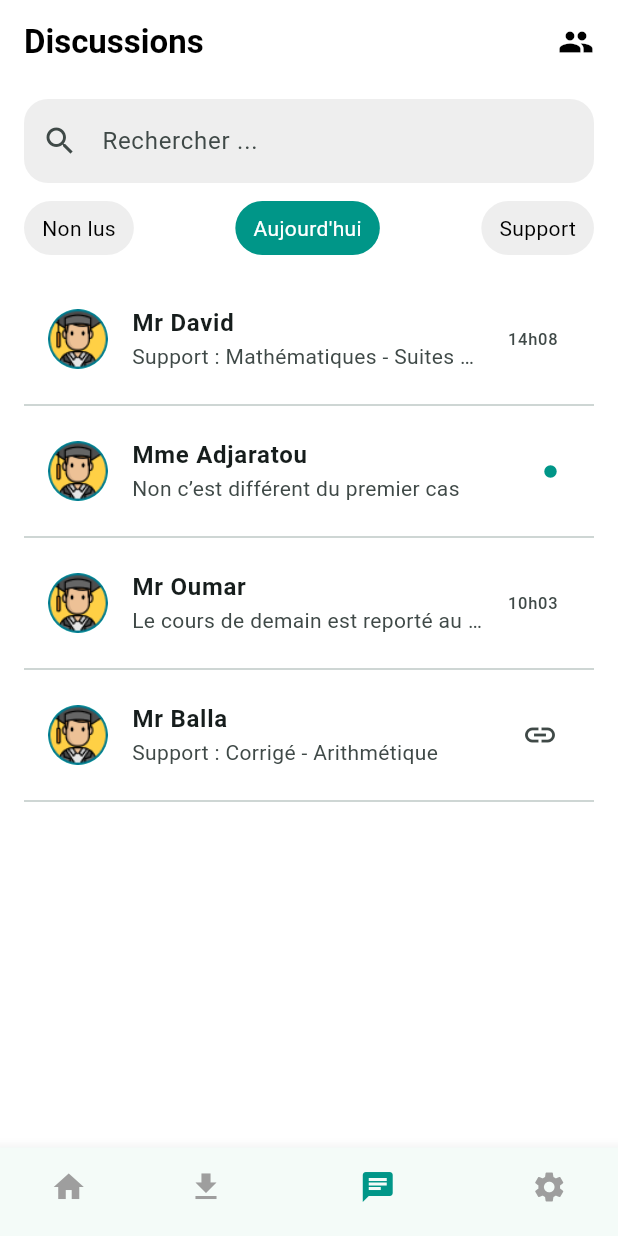
After one commit to NdiayeSeydou/donko_flutter, a Flutter app: the DiscussionScreen screen opened by its route, after a tap on the "arrow back" icon, on a phone screen of 412 x 824 dp. The commit adds this screen. Run offline on Flutter 3.47's test engine with Material 3 defaults, Android fonts, the light colour scheme and no system bars; our stand-ins replace image_picker; missing offline and left inert: flutter_pdfview.

Commit message:
page accueil,telechargement,message et parametre

```diff
--- /dev/null
+++ b/lib/accueil/discussion_screen.dart
@@ -0,0 +1,118 @@
+import 'package:flutter/material.dart';
+
+class DiscussionScreen extends StatelessWidget {
+  const DiscussionScreen({super.key});
+
+  @override
+  Widget build(BuildContext context) {
+    return Scaffold(
+      backgroundColor: Colors.white,
+      appBar: AppBar(
+        elevation: 0,
+        backgroundColor: Colors.white,
+        title: const Text("Discussions", style: TextStyle(color: Colors.black, fontWeight: FontWeight.bold)),
+        actions: const [
+          Padding(
+            padding: EdgeInsets.only(right: 16),
+            child: Icon(Icons.group, color: Colors.black),
+          )
+        ],
+        automaticallyImplyLeading: false,
+      ),
+      body: Padding(
+        padding: const EdgeInsets.symmetric(horizontal: 16),
+        child: Column(
+          children: [
+            const SizedBox(height: 10),
+            TextField(
+              decoration: InputDecoration(
+                hintText: "Rechercher ...",
+                prefixIcon: const Icon(Icons.search),
+                filled: true,
+                fillColor: Colors.grey[200],
+                border: OutlineInputBorder(
+                  borderRadius: BorderRadius.circular(16),
+                  borderSide: BorderSide.none,
+                ),
+              ),
+            ),
+            const SizedBox(height: 12),
+            Row(
+              mainAxisAlignment: MainAxisAlignment.spaceBetween,
+              children: [
+                _buildFilterChip("Non lus", false),
+                _buildFilterChip("Aujourd'hui", true),
+                _buildFilterChip("Support", false),
+              ],
+            ),
+            const SizedBox(height: 20),
+            Expanded(
+              child: ListView(
+                children: [
+                  _buildMessageTile("Mr David", "Support : Mathématiques - Suites numériques", "14h08"),
+                  _buildMessageTile("Mme Adjaratou", "Non c’est différent du premier cas", "13h05", unread: true),
+                  _buildMessageTile("Mr Oumar", "Le cours de demain est reporté au 10", "10h03"),
+                  _buildMessageTile("Mr Balla", "Support : Corrigé - Arithmétique", "hier", hasLink: true),
+                ],
+              ),
+            )
+          ],
+        ),
+      ),
+      bottomNavigationBar: BottomNavigationBar(
+        currentIndex: 2, // position actuelle: discussions
+        onTap: (index) {
+          if (index == 0) Navigator.pushNamed(context, '/home');
+          if (index == 1) Navigator.pushNamed(context, '/download');
+          if (index == 2) Navigator.pushNamed(context, '/discussion');
+          if (index == 3) Navigator.pushNamed(context, '/settings');
+        },
+        items: const [
+          BottomNavigationBarItem(icon: Icon(Icons.home), label: ''),
+          BottomNavigationBarItem(icon: Icon(Icons.download), label: ''),
+          BottomNavigationBarItem(icon: Icon(Icons.chat), label: ''),
+          BottomNavigationBarItem(icon: Icon(Icons.settings), label: ''),
+        ],
+        selectedItemColor: Colors.teal,
+        unselectedItemColor: Colors.grey,
+        showSelectedLabels: false,
+        showUnselectedLabels: false,
+      ),
+    );
+  }
+
+  Widget _buildFilterChip(String label, bool selected) {
+    return Container(
+      padding: const EdgeInsets.symmetric(horizontal: 12, vertical: 8),
+      decoration: BoxDecoration(
+        color: selected ? Colors.teal : Colors.grey[200],
+        borderRadius: BorderRadius.circular(20),
+      ),
+      child: Text(
+        label,
+        style: TextStyle(color: selected ? Colors.white : Colors.black),
+      ),
+    );
+  }
+
+  Widget _buildMessageTile(String sender, String message, String time, {bool unread = false, bool hasLink = false}) {
+    return Column(
+      children: [
+        ListTile(
+          leading: const CircleAvatar(backgroundImage: AssetImage("assets/profil.png")),
+          title: Text(sender, style: const TextStyle(fontWeight: FontWeight.bold)),
+          subtitle: Text(message, maxLines: 1, overflow: TextOverflow.ellipsis),
+          trailing: Column(
+            mainAxisAlignment: MainAxisAlignment.center,
+            children: [
+              if (unread) const Icon(Icons.circle, size: 10, color: Colors.teal),
+              if (hasLink) const Icon(Icons.link),
+              if (!unread && !hasLink) Text(time),
+            ],
+          ),
+        ),
+        const Divider(),
+      ],
+    );
+  }
+}
--- /dev/null
+++ b/lib/accueil/home_screen.dart
@@ -0,0 +1,232 @@
+import 'package:flutter/material.dart';
+
+class HomeScreen extends StatelessWidget {
+  const HomeScreen({super.key});
+
+  @override
+  Widget build(BuildContext context) {
+    return Scaffold(
+      backgroundColor: Colors.white,
+      appBar: AppBar(
+        backgroundColor: Colors.white,
+        elevation: 0,
+        leading: IconButton(
+          icon: const Icon(Icons.arrow_back, size: 30, color: Colors.black),
+          onPressed: () {
+            Navigator.pop(context);
+          },
+        ),
+      ),
+      body: Column(
+        children: [
+          const SizedBox(height: 10),
+          Padding(
+            padding: const EdgeInsets.symmetric(horizontal: 10),
+            child: Row(
+              crossAxisAlignment: CrossAxisAlignment.center,
+              children: [
+                Padding(
+                  padding: const EdgeInsets.only(left: 4),
+                  child: Image.asset(
+                    "assets/Donko.png",
+                    width: 150,
+                    height: 150,
+                    fit: BoxFit.contain,
+                  ),
+                ),
+                const Spacer(),
+                Container(
+                  padding: const EdgeInsets.symmetric(horizontal: 10, vertical: 6),
+                  decoration: BoxDecoration(
+                    color: Colors.grey[300],
+                    borderRadius: BorderRadius.circular(12),
+                    border: Border.all(color: Colors.grey, width: 1),
+                  ),
+                  child: Row(
+                    children: const [
+                      Text("DP", style: TextStyle(fontSize: 18, fontWeight: FontWeight.bold, color: Color(0xFF00788D))),
+                      SizedBox(width: 4),
+                      Text("208", style: TextStyle(fontSize: 18, fontWeight: FontWeight.bold)),
+                    ],
+                  ),
+                ),
+                const SizedBox(width: 10),
+                Container(
+                  padding: const EdgeInsets.symmetric(horizontal: 10, vertical: 6),
+                  decoration: BoxDecoration(
+                    color: Colors.grey[300],
+                    borderRadius: BorderRadius.circular(12),
+                  ),
+                  child: Row(
+                    children: const [
+                      Icon(Icons.favorite, color: Colors.red, size: 24),
+                      SizedBox(width: 4),
+                      Text("3", style: TextStyle(fontSize: 18, fontWeight: FontWeight.bold)),
+                    ],
+                  ),
+                ),
+                const SizedBox(width: 10),
+                ClipOval(
+                  child: Image.asset(
+                    "assets/profil.png",
+                    width: 50,
+                    height: 50,
+                    fit: BoxFit.cover,
+                  ),
+                ),
+              ],
+            ),
+          ),
+          const SizedBox(height: 20),
+          Expanded(
+            child: Padding(
+              padding: const EdgeInsets.symmetric(horizontal: 16),
+              child: ListView(
+                children: [
+                  const SizedBox(height: 20),
+                  TextField(
+                    decoration: InputDecoration(
+                      hintText: "Rechercher ...",
+                      prefixIcon: const Icon(Icons.search),
+                      filled: true,
+                      fillColor: Colors.grey[200],
+                      border: OutlineInputBorder(
+                        borderRadius: BorderRadius.circular(16),
+                        borderSide: BorderSide.none,
+                      ),
+                    ),
+                  ),
+                  const SizedBox(height: 20),
+                  _buildSectionTitle("Récent"),
+                  const SizedBox(height: 10),
+                  Row(
+                    mainAxisAlignment: MainAxisAlignment.spaceAround,
+                    children: [
+                      _buildResourceItem("PDF", "Chp 3 - Physique"),
+                      _buildResourceItem("▶", "Satellites"),
+                      _buildResourceItem("PDF", "Exo Arithmétique"),
+                    ],
+                  ),
+                  const SizedBox(height: 20),
+                  _buildSectionTitle("Recommandations"),
+                  const SizedBox(height: 10),
+                  _buildRecommendationItem(Icons.play_arrow, "Fonctions trigonométriques", Colors.yellow[100]),
+                  const SizedBox(height: 10),
+                  _buildRecommendationPDF(),
+                  const SizedBox(height: 20),
+                  _buildSectionTitle("Mes quizzs"),
+                  const SizedBox(height: 10),
+                  _buildQuizItem("Chimie Isomérie", 87, "+15 DP"),
+                  _buildQuizItem("Mathématiques Trigonométrie", 23, "+20 DP"),
+                ],
+              ),
+            ),
+          ),
+        ],
+      ),
+      bottomNavigationBar: BottomNavigationBar(
+        currentIndex: 0,
+        onTap: (index) {
+          if (index == 0) Navigator.pushNamed(context, '/home');
+          if (index == 1) Navigator.pushNamed(context, '/downloads');
+          if (index == 2) Navigator.pushNamed(context, '/discussions');
+          if (index == 3) Navigator.pushNamed(context, '/settings');
+        },
+        items: const [
+          BottomNavigationBarItem(icon: Icon(Icons.home), label: ''),
+          BottomNavigationBarItem(icon: Icon(Icons.download), label: ''),
+          BottomNavigationBarItem(icon: Icon(Icons.chat), label: ''),
+          BottomNavigationBarItem(icon: Icon(Icons.settings), label: ''),
+        ],
+        selectedItemColor: Colors.teal,
+        unselectedItemColor: Colors.grey,
+        showSelectedLabels: false,
+        showUnselectedLabels: false,
+      ),
+    );
+  }
+
+  Widget _buildSectionTitle(String title) {
+    return Row(
+      children: [
+        Text(title, style: const TextStyle(fontSize: 18, fontWeight: FontWeight.bold)),
+        const SizedBox(width: 6),
+        const Icon(Icons.chevron_right),
+      ],
+    );
+  }
+
+  Widget _buildResourceItem(String label, String title) {
+    return Column(
+      children: [
+        Container(
+          height: 60,
+          width: 60,
+          alignment: Alignment.center,
+          decoration: BoxDecoration(
+            color: Colors.teal,
+            borderRadius: BorderRadius.circular(8),
+          ),
+          child: Text(label, style: const TextStyle(color: Colors.white, fontWeight: FontWeight.bold)),
+        ),
+        const SizedBox(height: 5),
+        Text(title, textAlign: TextAlign.center, style: const TextStyle(fontSize: 12)),
+      ],
+    );
+  }
+
+  Widget _buildRecommendationItem(IconData icon, String title, Color? bgColor) {
+    return Container(
+      padding: const EdgeInsets.all(10),
+      color: bgColor,
+      child: Row(
+        children: [
+          Icon(icon, size: 40),
+          const SizedBox(width: 16),
+          Text(title, style: const TextStyle(fontSize: 16)),
+        ],
+      ),
+    );
+  }
+
+  Widget _buildRecommendationPDF() {
+    return Container(
+      padding: const EdgeInsets.all(12),
+      decoration: BoxDecoration(
+        color: Colors.blue[50],
+        borderRadius: BorderRadius.circular(12),
+      ),
+      child: Column(
+        crossAxisAlignment: CrossAxisAlignment.start,
+        children: const [
+          Text("Mathématiques Suites numériques", style: TextStyle(fontWeight: FontWeight.bold)),
+          Text("PDF Gratuit - Par Mr. Malick"),
+          Text("Suites arithmétiques et géométriques"),
+        ],
+      ),
+    );
+  }
+
+  Widget _buildQuizItem(String title, int progress, String points) {
+    return Card(
+      child: ListTile(
+        leading: const Icon(Icons.flash_on, color: Colors.teal),
+        title: Text(title),
+        subtitle: Column(
+          crossAxisAlignment: CrossAxisAlignment.start,
+          children: [
+            Text(points),
+            const SizedBox(height: 5),
+            LinearProgressIndicator(
+              value: progress / 100,
+              backgroundColor: Colors.grey[300],
+              color: Colors.teal,
+            ),
+            const SizedBox(height: 5),
+            Text("$progress%"),
+          ],
+        ),
+      ),
+    );
+  }
+}
--- a/pubspec.yaml
+++ b/pubspec.yaml
@@ -35,6 +35,7 @@ dependencies:
   # Use with the CupertinoIcons class for iOS style icons.
   cupertino_icons: ^1.0.8
   image_picker: ^1.1.2
+  flutter_pdfview: ^1.4.0+1
 
 dev_dependencies:
   flutter_test:
@@ -61,6 +62,9 @@ flutter:
     - assets/donko_livre.png
     - assets/donko.png
     - assets/photo.png
+    - assets/profil.png
+    - assets/phython.pdf
+    - assets/pdf.jpeg
 
 
   # To add assets to your application, add an assets section, like this:
```
Also changed, not shown: lib/accueil/download_screen.dart (added, +94 -0 lines), lib/accueil/pdf_view_screen.dart (added, +18 -0 lines), lib/accueil/settings_screen.dart (added, +35 -0 lines), lib/main.dart (+15 -104 lines), lib/screens/login_screen.dart (+23 -17 lines), assets/pdf.jpeg (added), assets/profil.png (added), pubspec.lock, 1 other file.
